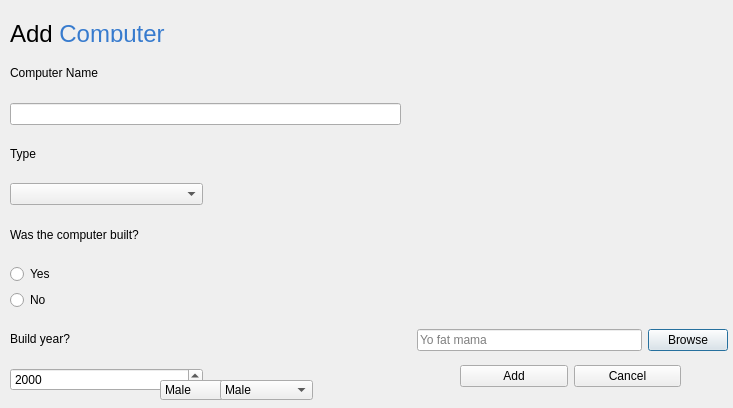
Qt form ui/computerdialog.ui (VLN-H7/Skil3) before a commit.
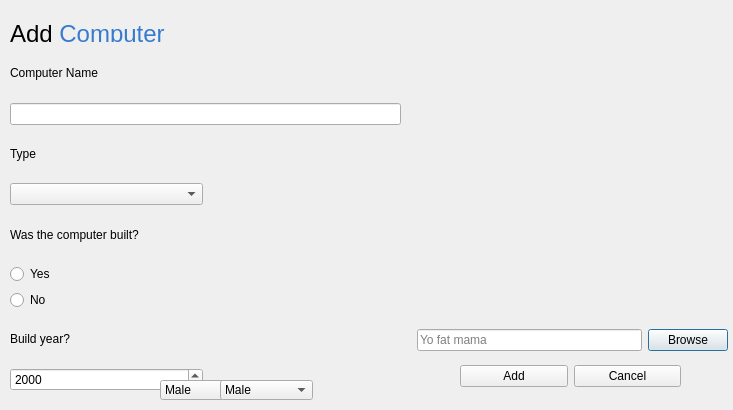
The same form after that commit.

Commit message: Birth and death date validation and ui size change

Diff of the .ui file:
```diff
--- a/ui/computerdialog.ui
+++ b/ui/computerdialog.ui
@@ -7,13 +7,13 @@
     <x>0</x>
     <y>0</y>
     <width>733</width>
-    <height>408</height>
+    <height>410</height>
    </rect>
   </property>
   <property name="minimumSize">
    <size>
-    <width>400</width>
-    <height>320</height>
+    <width>730</width>
+    <height>410</height>
    </size>
   </property>
   <property name="windowTitle">
```
The commit also changes 2 other files.
